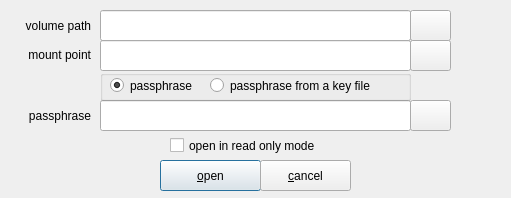
First picture: the form in zuluCrypt-gui/password.ui, repository mhogomchungu/zuluCrypt, before the edit.
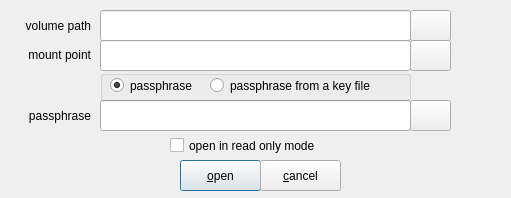
Second picture: the form after the edit.

```diff
--- a/zuluCrypt-gui/password.ui
+++ b/zuluCrypt-gui/password.ui
@@ -31,9 +31,9 @@
   <widget class="QPushButton" name="PushButtonOpen">
    <property name="geometry">
     <rect>
-     <x>160</x>
+     <x>180</x>
      <y>160</y>
-     <width>101</width>
+     <width>81</width>
      <height>31</height>
     </rect>
    </property>
@@ -52,7 +52,7 @@
     <rect>
      <x>260</x>
      <y>160</y>
-     <width>91</width>
+     <width>81</width>
      <height>31</height>
     </rect>
    </property>
```
